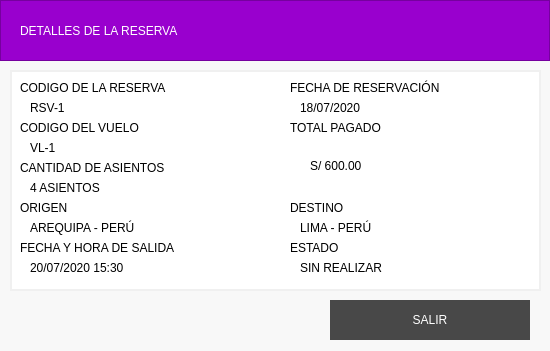
Before: the Qt Designer form detallesreservaview.ui in Bguillenn/Fly-Reservations, drawn with Qt 5.
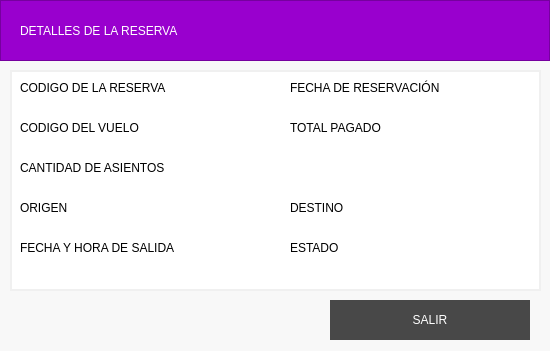
After: the same form once the commit is applied.

```diff
--- a/detallesreservaview.ui
+++ b/detallesreservaview.ui
@@ -268,7 +268,7 @@
 border: none;</string>
     </property>
     <property name="text">
-     <string>RSV-1</string>
+     <string/>
     </property>
    </widget>
    <widget class="QLabel" name="lblCodigoVuelo">
@@ -285,7 +285,7 @@
 border: none;</string>
     </property>
     <property name="text">
-     <string>VL-1</string>
+     <string/>
     </property>
    </widget>
    <widget class="QLabel" name="lblAsientos">
@@ -302,7 +302,7 @@
 border: none;</string>
     </property>
     <property name="text">
-     <string>4 ASIENTOS</string>
+     <string/>
     </property>
    </widget>
    <widget class="QLabel" name="lblOrigen">
@@ -319,7 +319,7 @@
 border: none;</string>
     </property>
     <property name="text">
-     <string>AREQUIPA - PERÚ</string>
+     <string/>
     </property>
    </widget>
    <widget class="QLabel" name="lblFechaVuelo">
@@ -336,7 +336,7 @@
 border: none;</string>
     </property>
     <property name="text">
-     <string>20/07/2020 15:30</string>
+     <string/>
     </property>
    </widget>
    <widget class="QLabel" name="lblFechaReserva">
@@ -353,7 +353,7 @@
 border: none;</string>
     </property>
     <property name="text">
-     <string>18/07/2020</string>
+     <string/>
     </property>
    </widget>
    <widget class="QLabel" name="lblDestino">
@@ -370,7 +370,7 @@
 border: none;</string>
     </property>
     <property name="text">
-     <string>LIMA - PERÚ</string>
+     <string/>
     </property>
    </widget>
    <widget class="QLabel" name="lblRealizado">
@@ -387,7 +387,7 @@
 border: none;</string>
     </property>
     <property name="text">
-     <string>SIN REALIZAR</string>
+     <string/>
     </property>
    </widget>
    <widget class="QLabel" name="lblPrecioTotal">
@@ -404,7 +404,7 @@
 border: none;</string>
     </property>
     <property name="text">
-     <string>S/ 600.00</string>
+     <string/>
     </property>
    </widget>
   </widget>
```
